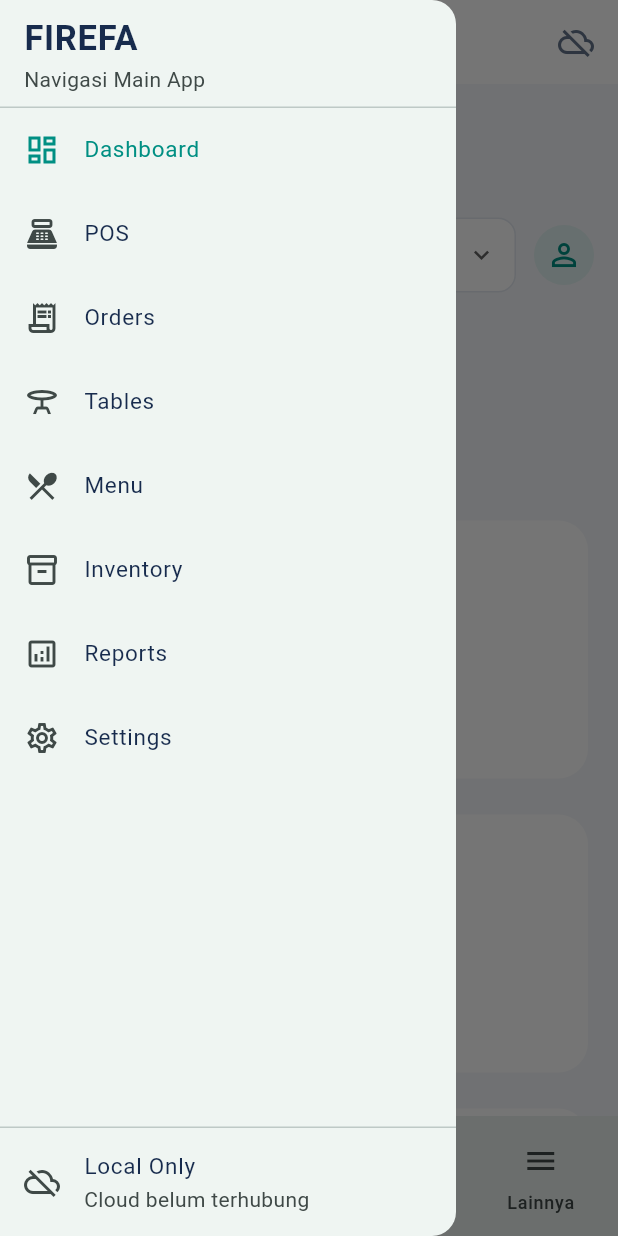
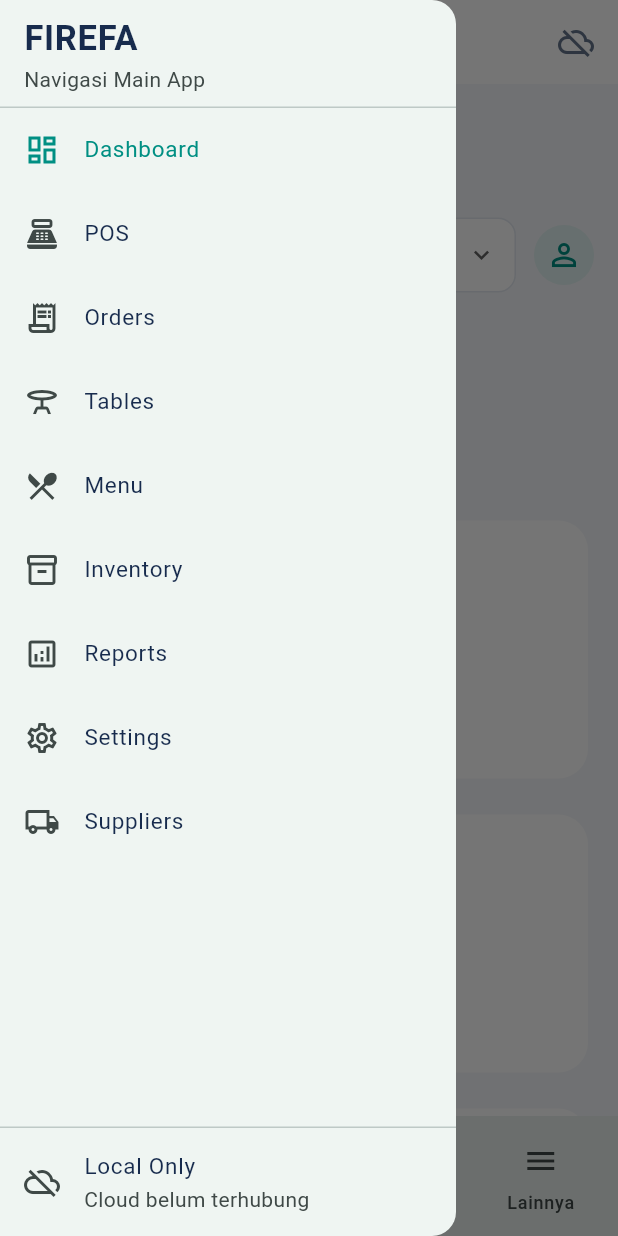
Before and after one commit to firefa123/FIREFA-9580220, a Flutter app: the DashboardPage screen opened directly, with the side drawer open, on a phone screen of 412 x 824 dp. Run offline on Flutter 3.47's test engine with Material 3 defaults, Android fonts, the phone set to English and light mode, and no system bars; our stand-ins replace shared_preferences; accounts and stored records are empty.

Commit message:
feat(suppliers): register suppliers module in navigation

```diff
--- a/apps/firefa_main_app/lib/core/navigation/app_routes.dart
+++ b/apps/firefa_main_app/lib/core/navigation/app_routes.dart
@@ -78,6 +78,13 @@ class FirefaNavigation {
       icon: Icons.settings_outlined,
       permission: FirefaPermission.settingsManage,
     ),
+    FirefaModule(
+      id: 'suppliers',
+      title: 'Suppliers',
+      description: 'Kelola daftar pemasok per outlet.',
+      icon: Icons.local_shipping_outlined,
+      permission: FirefaPermission.inventoryManage,
+    ),
   ];
 
   static List<FirefaModule> accessibleModules(FirefaRole role) {
```
